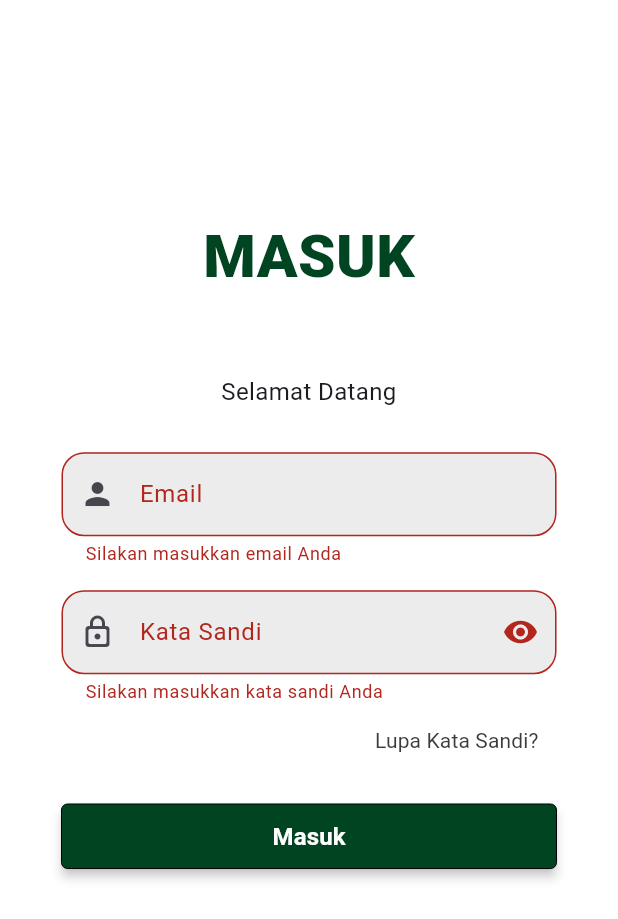
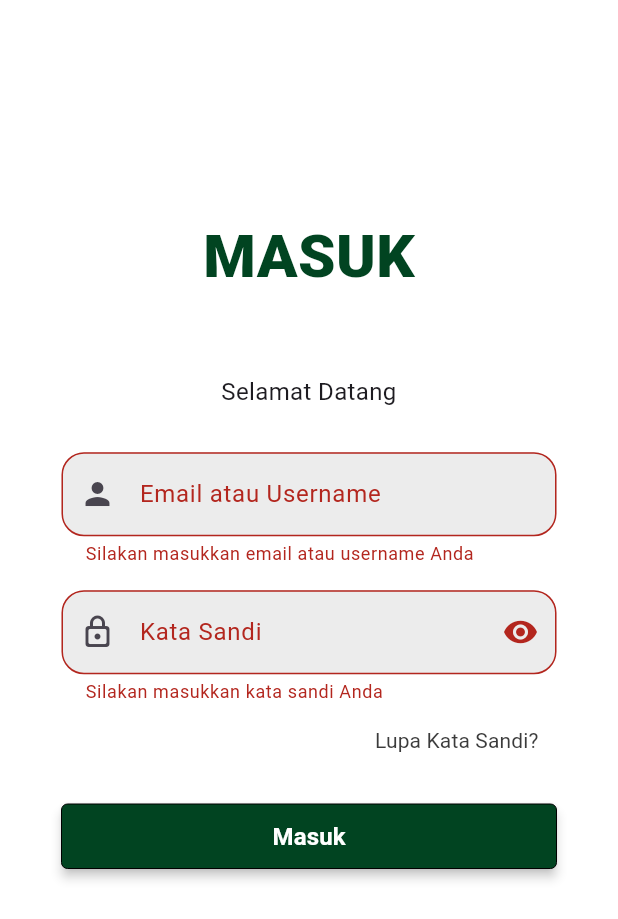
Before and after one commit to NaufalElyzar11/e-ponic, a Flutter app: the screen it shows after launch, after a tap on "Masuk", on a phone screen of 412 x 824 dp. Shown: the top 919 px of the screen. Run offline on Flutter 3.47's test engine with Material 3 defaults, Android fonts, the light colour scheme and no system bars; our stand-ins replace cloud_firestore, firebase_auth, firebase_core, pdf, printing; accounts and stored records are empty.

Commit message:
Login dengan usn

```diff
--- a/hydroponic-mobile-app-main/lib/screens/login_screen.dart
+++ b/hydroponic-mobile-app-main/lib/screens/login_screen.dart
@@ -53,15 +53,15 @@ class _LoginScreenState extends State<LoginScreen> {
                       LogRegHeader(title: "MASUK", subtitle: "Selamat Datang"),
                       _gap(),
 
-                      // Email Field (digunakan sebagai akun login)
+                      // Email atau Username Field
                       StyledTextFormField(
                         controller: _emailController,
-                        labelText: 'Email',
-                        hintText: 'Masukkan email karyawan Anda',
+                        labelText: 'Email atau Username',
+                        hintText: 'Masukkan email atau username Anda',
                         prefixIcon: Icons.person,
                         validator: (value) {
                           if (value == null || value.isEmpty) {
-                            return 'Silakan masukkan email Anda';
+                            return 'Silakan masukkan email atau username Anda';
                           }
                           return null;
                         },
@@ -167,8 +167,8 @@ class _LoginScreenState extends State<LoginScreen> {
     });
 
     try {
-      final user = await AuthService.instance.signInWithEmail(
-        email: _emailController.text.trim(),
+      final user = await AuthService.instance.signInWithEmailOrUsername(
+        emailOrUsername: _emailController.text.trim(),
         password: _passwordController.text,
       );
 
```
Also changed, not shown: hydroponic-mobile-app-main/lib/services/auth_service.dart (+35 -0 lines).
